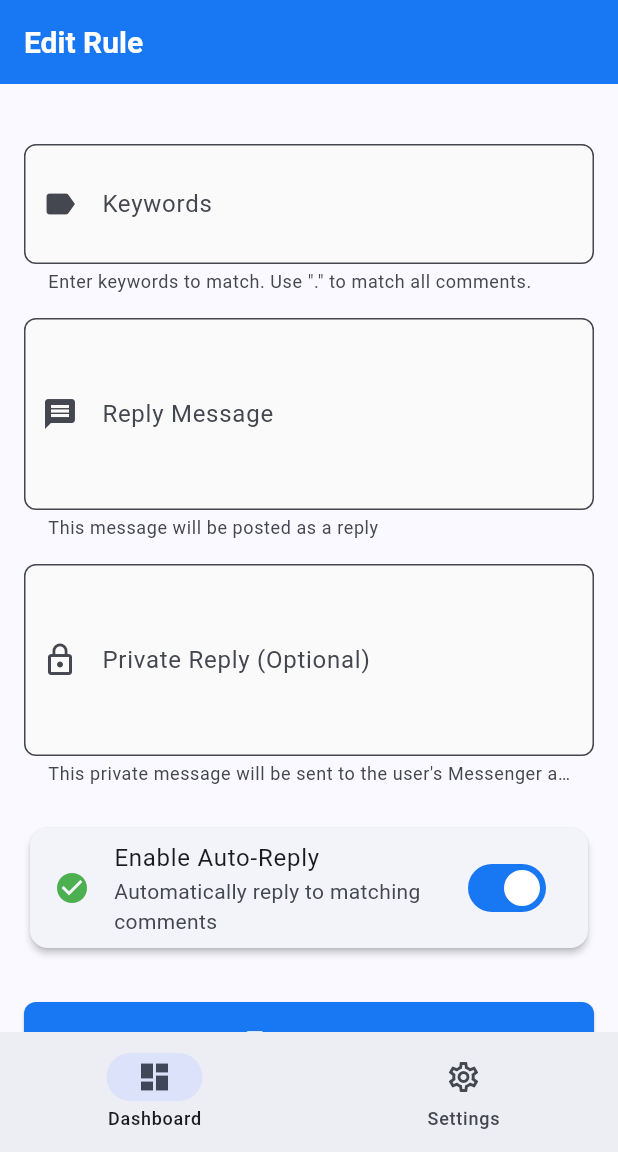
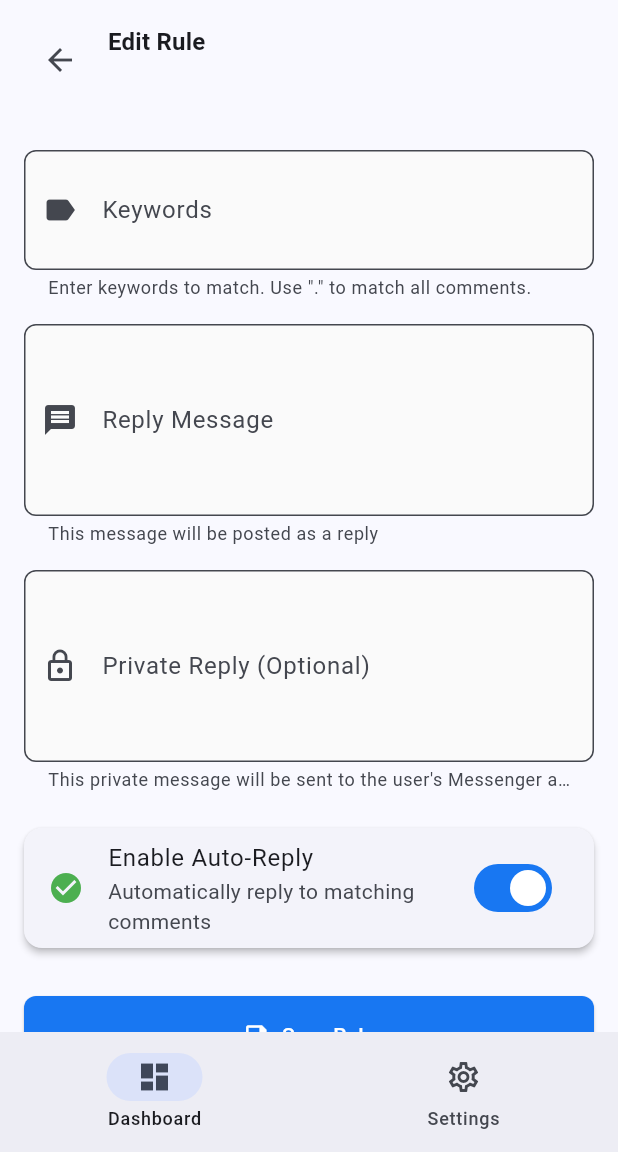
Before and after one commit to HauTranCong/sociwave, a Flutter app: the RuleEditorScreen screen opened by its route, on a phone screen of 412 x 824 dp, the part 84-1236 px from its top. Run offline on Flutter 3.47's test engine with Material 3 defaults, Android fonts, the light colour scheme and no system bars; our stand-ins replace dio, equatable, flutter_secure_storage, go_router, logger, shared_preferences; accounts and stored records are empty.

Commit message:
(feat) update ui for rule editor

```diff
--- a/webapp/lib/screens/rule_editor_screen.dart
+++ b/webapp/lib/screens/rule_editor_screen.dart
@@ -183,28 +183,65 @@ class _RuleEditorScreenState extends State<RuleEditorScreen> {
 
   @override
   Widget build(BuildContext context) {
+    final theme = Theme.of(context);
+    final hasRule = widget.reelId != null &&
+        context.watch<RulesProvider>().hasRule(widget.reelId!);
+
     return LoadingOverlay(
       isLoading: _isLoading,
       child: Scaffold(
-        appBar: AppBar(
-          title: Align(
-            alignment: Alignment.centerLeft,
-            child: const Text('Edit Rule'),
+        body: SafeArea(
+          child: CustomScrollView(
+            slivers: [
+              SliverToBoxAdapter(
+                child: Padding(
+                  padding: const EdgeInsets.all(16),
+                  child: Column(
+                    crossAxisAlignment: CrossAxisAlignment.start,
+                    children: [
+                      Row(
+                        crossAxisAlignment: CrossAxisAlignment.start,
+                        children: [
+                          IconButton(
+                            icon: const Icon(Icons.arrow_back),
+                            tooltip: 'Back',
+                            onPressed: () => context.pop(),
                           ),
-          backgroundColor: Theme.of(context).colorScheme.primary,
-          foregroundColor: Colors.white,
-          actions: [
-            if (widget.reelId != null &&
-                context.read<RulesProvider>().hasRule(widget.reelId!))
-              IconButton(
-                icon: const Icon(Icons.delete),
-                onPressed: _deleteRule,
+                          const SizedBox(width: 8),
+                          Expanded(
+                            child: Column(
+                              crossAxisAlignment: CrossAxisAlignment.start,
+                              children: [
+                                Text(
+                                  'Edit Rule',
+                                  style: theme.textTheme.titleMedium
+                                      ?.copyWith(fontWeight: FontWeight.bold),
+                                ),
+                                if (widget.reelDescription != null)
+                                  Text(
+                                    widget.reelDescription!,
+                                    style: theme.textTheme.bodySmall?.copyWith(
+                                      color: Colors.grey[600],
+                                    ),
+                                    maxLines: 1,
+                                    overflow: TextOverflow.ellipsis,
                                   ),
                               ],
                             ),
-        body: SingleChildScrollView(
-          padding: const EdgeInsets.all(16),
-          child: Form(
+                          ),
+                          if (hasRule)
+                            TextButton.icon(
+                              onPressed: _isLoading ? null : _deleteRule,
+                              icon: const Icon(Icons.delete_outline),
+                              label: const Text('Delete'),
+                              style: TextButton.styleFrom(
+                                foregroundColor: Colors.red,
+                              ),
+                            ),
+                        ],
+                      ),
+                      const SizedBox(height: 12),
+                      Form(
                         key: _formKey,
                         child: Column(
                           crossAxisAlignment: CrossAxisAlignment.stretch,
@@ -212,20 +249,22 @@ class _RuleEditorScreenState extends State<RuleEditorScreen> {
                             // Reel Info Card
                             if (widget.reelDescription != null)
                               Card(
+                                margin: EdgeInsets.zero,
                                 child: Padding(
                                   padding: const EdgeInsets.all(16),
                                   child: Column(
-                        crossAxisAlignment: CrossAxisAlignment.start,
+                                    crossAxisAlignment:
+                                        CrossAxisAlignment.start,
                                     children: [
                                       Text(
                                         'Reel',
-                            style: Theme.of(context).textTheme.labelMedium
+                                        style: theme.textTheme.labelMedium
                                             ?.copyWith(color: Colors.grey[600]),
                                       ),
                                       const SizedBox(height: 4),
                                       Text(
                                         widget.reelDescription!,
-                            style: Theme.of(context).textTheme.bodyMedium,
+                                        style: theme.textTheme.bodyMedium,
                                         maxLines: 2,
                                         overflow: TextOverflow.ellipsis,
                                       ),
@@ -261,7 +300,8 @@ class _RuleEditorScreenState extends State<RuleEditorScreen> {
                               decoration: const InputDecoration(
                                 labelText: 'Reply Message',
                                 hintText: 'Thank you for your comment!',
-                    helperText: 'This message will be posted as a reply',
+                                helperText:
+                                    'This message will be posted as a reply',
                                 prefixIcon: Icon(Icons.message),
                               ),
                               maxLines: 4,
@@ -282,14 +322,14 @@ class _RuleEditorScreenState extends State<RuleEditorScreen> {
                               controller: _inboxMessageController,
                               decoration: const InputDecoration(
                                 labelText: 'Private Reply (Optional)',
-                    hintText: 'Send a private message to the commenter...',
+                                hintText:
+                                    'Send a private message to the commenter...',
                                 helperText:
                                     'This private message will be sent to the user\'s Messenger after replying',
                                 prefixIcon: Icon(Icons.lock_outline),
                               ),
                               maxLines: 4,
                               validator: (value) {
-                    // Optional field - no validation required
                                 if (value != null &&
                                     value.trim().isNotEmpty &&
                                     value.trim().length < 3) {
@@ -302,6 +342,7 @@ class _RuleEditorScreenState extends State<RuleEditorScreen> {
 
                             // Enable Switch
                             Card(
+                              margin: EdgeInsets.zero,
                               child: SwitchListTile(
                                 title: const Text('Enable Auto-Reply'),
                                 subtitle: const Text(
@@ -325,14 +366,22 @@ class _RuleEditorScreenState extends State<RuleEditorScreen> {
                               icon: const Icon(Icons.save),
                               label: const Text('Save Rule'),
                               style: ElevatedButton.styleFrom(
-                    padding: const EdgeInsets.symmetric(vertical: 16),
-                    backgroundColor: Theme.of(context).colorScheme.primary,
+                                padding:
+                                    const EdgeInsets.symmetric(vertical: 16),
+                                backgroundColor:
+                                    Theme.of(context).colorScheme.primary,
                                 foregroundColor: Colors.white,
                               ),
                             ),
                           ],
                         ),
                       ),
+                    ],
+                  ),
+                ),
+              ),
+            ],
+          ),
         ),
       ),
     );
```
Lines whose indentation alone changed are shown as unchanged.
